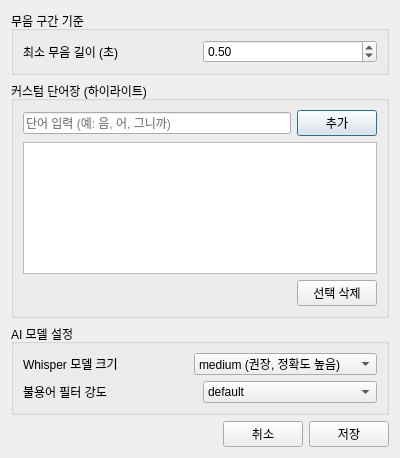
ma1ing1ing/SNAP-Editor, file frontend/settings_dialog.ui: the form before one commit.
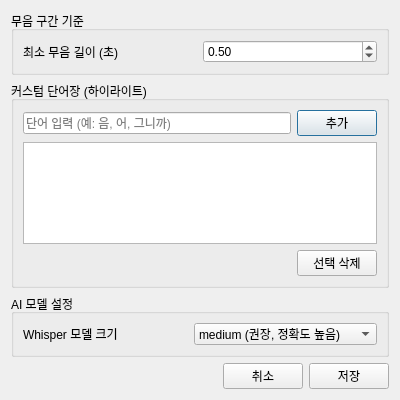
The form after the commit.

Commit message:
fix: 설정 반영 오류 및 STT 갭 처리 버그 수정
- min_silence_ms 저장 키 불일치 수정 (silence_threshold → min_silence_ms)
- 불용어 필터 강도 UI 제거 (실제 미사용 dead UI)
- STT 갭 구간을 keep=False 대신 keep=True로 처리
  (Whisper 세그먼트 경계 오차로 생긴 수십ms 틈이 렌더링 시 잘리는 버그 수정)

```diff
--- a/frontend/settings_dialog.ui
+++ b/frontend/settings_dialog.ui
@@ -7,7 +7,7 @@
     <x>0</x>
     <y>0</y>
     <width>400</width>
-    <height>458</height>
+    <height>400</height>
    </rect>
   </property>
   <property name="minimumSize">
@@ -158,39 +158,7 @@
         </item>
        </layout>
       </item>
-      <item>
-       <layout class="QHBoxLayout" name="layout_stopword">
-        <item>
-         <widget class="QLabel" name="label_stopword_mode">
-          <property name="text">
-           <string>불용어 필터 강도</string>
-          </property>
-         </widget>
-        </item>
-        <item>
-         <widget class="QComboBox" name="combo_stopword_mode">
-          <property name="currentIndex">
-           <number>1</number>
-          </property>
-          <item>
-           <property name="text">
-            <string>light</string>
-           </property>
-          </item>
-          <item>
-           <property name="text">
-            <string>default</string>
-           </property>
-          </item>
-          <item>
-           <property name="text">
-            <string>aggressive</string>
-           </property>
-          </item>
-         </widget>
-        </item>
-       </layout>
-      </item>
+
      </layout>
     </widget>
    </item>
```
The commit also changes 2 other files.
